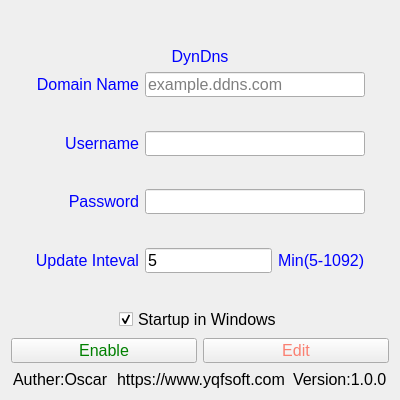
Old version of the form resource/UI/main.ui in the repository yqfcpy/DynamicIP.
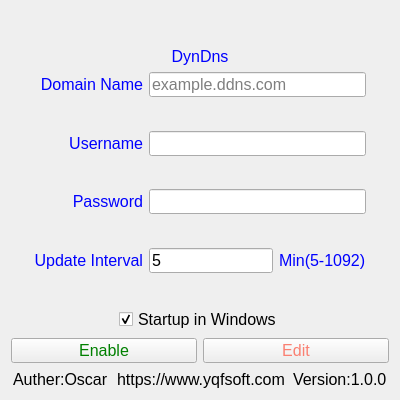
New version of the form. Icons and pictures are not drawn.

The edit to the form file:
```diff
--- a/resource/UI/main.ui
+++ b/resource/UI/main.ui
@@ -287,7 +287,7 @@
 }</string>
        </property>
        <property name="text">
-        <string>Update Inteval</string>
+        <string>Update Interval</string>
        </property>
        <property name="alignment">
         <set>Qt::AlignRight|Qt::AlignTrailing|Qt::AlignVCenter</set>
```
